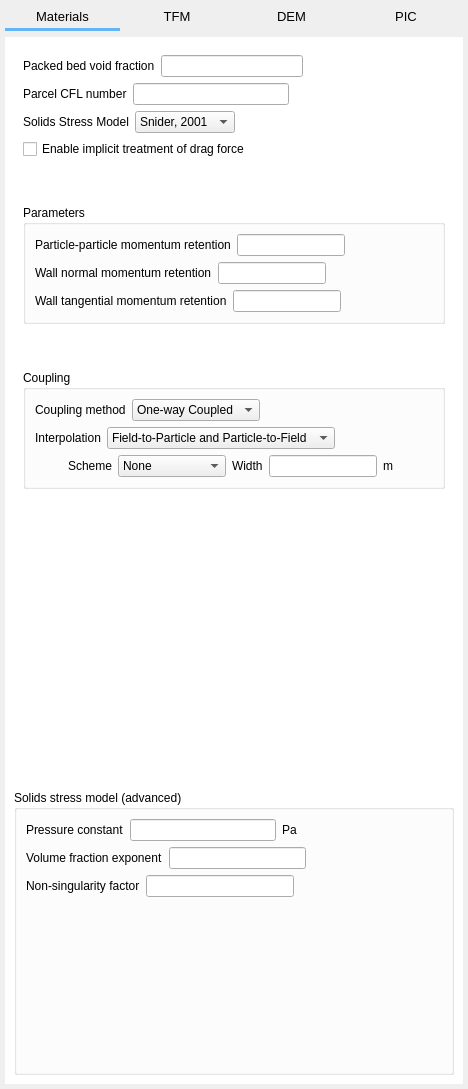
The window that gui/uifiles/solids.ui (truongd8593/mfix) describes before a commit, drawn with Qt 5.
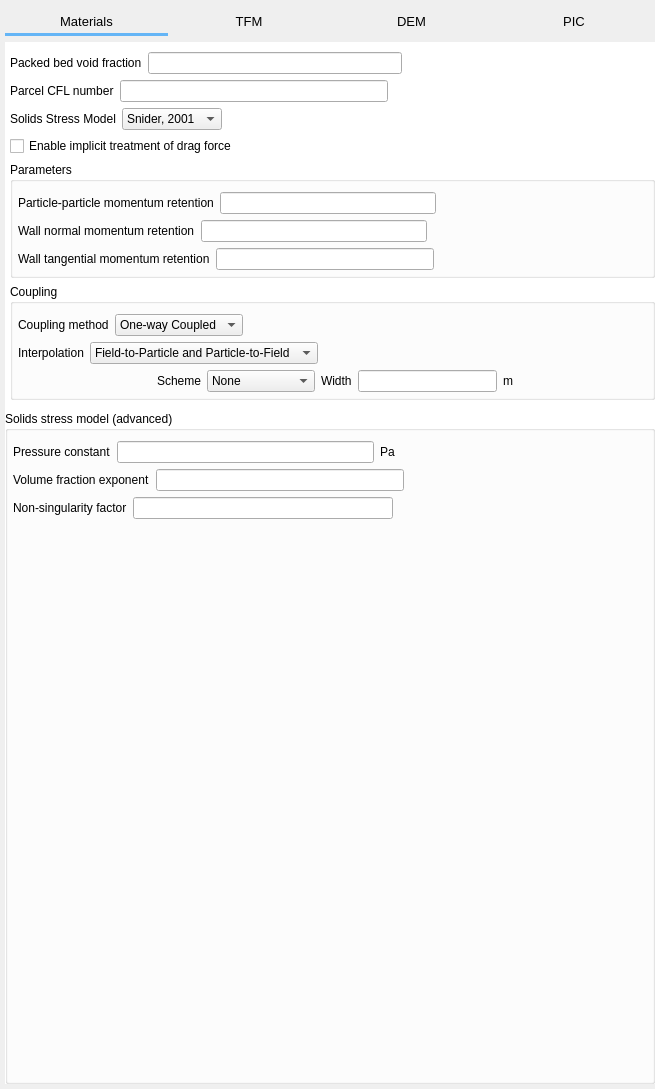
The same window after the commit. The open tabs and pages were chosen to show the change. Custom widgets are drawn as their Qt base class.

Commit message: solids pane layout, allow pane to expand horizontally, adjust some margins

Patch:
```diff
--- a/gui/uifiles/solids.ui
+++ b/gui/uifiles/solids.ui
@@ -6,10 +6,16 @@
    <rect>
     <x>0</x>
     <y>0</y>
-    <width>468</width>
+    <width>655</width>
     <height>1089</height>
    </rect>
   </property>
+  <property name="sizePolicy">
+   <sizepolicy hsizetype="Expanding" vsizetype="Expanding">
+    <horstretch>0</horstretch>
+    <verstretch>0</verstretch>
+   </sizepolicy>
+  </property>
   <property name="maximumSize">
    <size>
     <width>16777215</width>
@@ -24,10 +30,10 @@
     <number>5</number>
    </property>
    <property name="topMargin">
-    <number>5</number>
+    <number>10</number>
    </property>
    <property name="rightMargin">
-    <number>5</number>
+    <number>0</number>
    </property>
    <property name="bottomMargin">
     <number>5</number>
@@ -156,7 +162,7 @@
    <item row="1" column="0">
     <widget class="QStackedWidget" name="stackedwidget_solids">
      <property name="sizePolicy">
-      <sizepolicy hsizetype="Preferred" vsizetype="Preferred">
+      <sizepolicy hsizetype="Expanding" vsizetype="Expanding">
        <horstretch>0</horstretch>
        <verstretch>0</verstretch>
       </sizepolicy>
@@ -247,6 +253,12 @@
        </item>
        <item row="1" column="0">
         <widget class="QSplitter" name="splitter">
+         <property name="sizePolicy">
+          <sizepolicy hsizetype="Expanding" vsizetype="Expanding">
+           <horstretch>0</horstretch>
+           <verstretch>0</verstretch>
+          </sizepolicy>
+         </property>
          <property name="orientation">
           <enum>Qt::Vertical</enum>
          </property>
@@ -362,7 +374,7 @@
             <rect>
              <x>0</x>
              <y>0</y>
-             <width>431</width>
+             <width>629</width>
              <height>1195</height>
             </rect>
            </property>
@@ -1231,18 +1243,24 @@
       </layout>
      </widget>
      <widget class="QWidget" name="TFM">
+      <property name="sizePolicy">
+       <sizepolicy hsizetype="Expanding" vsizetype="Expanding">
+        <horstretch>0</horstretch>
+        <verstretch>0</verstretch>
+       </sizepolicy>
+      </property>
       <layout class="QGridLayout" name="gridLayout_3">
        <property name="leftMargin">
-        <number>0</number>
+        <number>5</number>
        </property>
        <property name="topMargin">
-        <number>0</number>
+        <number>10</number>
        </property>
        <property name="rightMargin">
         <number>0</number>
        </property>
        <property name="bottomMargin">
-        <number>0</number>
+        <number>5</number>
        </property>
        <property name="spacing">
         <number>5</number>
@@ -1253,6 +1271,18 @@
           <string>Parameters</string>
          </property>
          <layout class="QVBoxLayout" name="verticalLayout">
+          <property name="leftMargin">
+           <number>5</number>
+          </property>
+          <property name="topMargin">
+           <number>10</number>
+          </property>
+          <property name="rightMargin">
+           <number>0</number>
+          </property>
+          <property name="bottomMargin">
+           <number>5</number>
+          </property>
           <item>
            <layout class="QHBoxLayout" name="horizontalLayout_5">
             <item>
@@ -1443,19 +1473,6 @@
             </item>
            </layout>
           </item>
-          <item>
-           <spacer name="verticalSpacer_11">
-            <property name="orientation">
-             <enum>Qt::Vertical</enum>
-            </property>
-            <property name="sizeHint" stdset="0">
-             <size>
-              <width>20</width>
-              <height>40</height>
-             </size>
-            </property>
-           </spacer>
-          </item>
          </layout>
         </widget>
        </item>
@@ -1468,6 +1485,18 @@
           <bool>true</bool>
          </property>
          <layout class="QVBoxLayout" name="verticalLayout_5">
+          <property name="leftMargin">
+           <number>5</number>
+          </property>
+          <property name="topMargin">
+           <number>10</number>
+          </property>
+          <property name="rightMargin">
+           <number>0</number>
+          </property>
+          <property name="bottomMargin">
+           <number>5</number>
+          </property>
           <item>
            <layout class="QHBoxLayout" name="horizontalLayout_11">
             <item>
@@ -1615,21 +1644,27 @@
       </layout>
      </widget>
      <widget class="QWidget" name="DEM">
+      <property name="sizePolicy">
+       <sizepolicy hsizetype="Expanding" vsizetype="Expanding">
+        <horstretch>0</horstretch>
+        <verstretch>0</verstretch>
+       </sizepolicy>
+      </property>
       <layout class="QVBoxLayout" name="verticalLayout_2">
        <property name="spacing">
         <number>5</number>
        </property>
        <property name="leftMargin">
-        <number>0</number>
+        <number>5</number>
        </property>
        <property name="topMargin">
-        <number>0</number>
+        <number>10</number>
        </property>
        <property name="rightMargin">
         <number>0</number>
        </property>
        <property name="bottomMargin">
-        <number>0</number>
+        <number>5</number>
        </property>
        <item>
         <widget class="QScrollArea" name="scrollarea_dem_model">
@@ -1653,8 +1688,8 @@
            <rect>
             <x>0</x>
             <y>0</y>
-            <width>433</width>
-            <height>1284</height>
+            <width>626</width>
+            <height>1281</height>
            </rect>
           </property>
           <property name="autoFillBackground">
@@ -2475,6 +2510,18 @@
               <string>Advanced</string>
              </property>
              <layout class="QVBoxLayout" name="verticalLayout_4">
+              <property name="leftMargin">
+               <number>5</number>
+              </property>
+              <property name="topMargin">
+               <number>10</number>
+              </property>
+              <property name="rightMargin">
+               <number>0</number>
+              </property>
+              <property name="bottomMargin">
+               <number>5</number>
+              </property>
               <item>
                <layout class="QHBoxLayout" name="horizontalLayout_4">
                 <item>
@@ -2715,10 +2762,40 @@
       </layout>
      </widget>
      <widget class="QWidget" name="PIC">
+      <property name="sizePolicy">
+       <sizepolicy hsizetype="Expanding" vsizetype="Expanding">
+        <horstretch>0</horstretch>
+        <verstretch>0</verstretch>
+       </sizepolicy>
+      </property>
       <layout class="QVBoxLayout" name="verticalLayout_9">
+       <property name="leftMargin">
+        <number>0</number>
+       </property>
+       <property name="topMargin">
+        <number>0</number>
+       </property>
+       <property name="rightMargin">
+        <number>0</number>
+       </property>
+       <property name="bottomMargin">
+        <number>0</number>
+       </property>
        <item>
         <widget class="QFrame" name="frame_14">
          <layout class="QVBoxLayout" name="verticalLayout_10">
+          <property name="leftMargin">
+           <number>5</number>
+          </property>
+          <property name="topMargin">
+           <number>10</number>
+          </property>
+          <property name="rightMargin">
+           <number>0</number>
+          </property>
+          <property name="bottomMargin">
+           <number>5</number>
+          </property>
           <item>
            <layout class="QHBoxLayout" name="horizontalLayout_26">
             <item>
@@ -2813,19 +2890,6 @@
             </property>
            </widget>
           </item>
-          <item>
-           <spacer name="verticalSpacer_12">
-            <property name="orientation">
-             <enum>Qt::Vertical</enum>
-            </property>
-            <property name="sizeHint" stdset="0">
-             <size>
-              <width>20</width>
-              <height>40</height>
-             </size>
-            </property>
-           </spacer>
-          </item>
           <item>
            <widget class="QGroupBox" name="groupBox_15">
             <property name="title">
@@ -2835,6 +2899,18 @@
              <bool>true</bool>
             </property>
             <layout class="QVBoxLayout" name="verticalLayout_6">
+             <property name="leftMargin">
+              <number>5</number>
+             </property>
+             <property name="topMargin">
+              <number>10</number>
+             </property>
+             <property name="rightMargin">
+              <number>0</number>
+             </property>
+             <property name="bottomMargin">
+              <number>5</number>
+             </property>
              <item>
               <layout class="QHBoxLayout" name="horizontalLayout_22">
                <item>
@@ -2919,19 +2995,6 @@
             </layout>
            </widget>
           </item>
-          <item>
-           <spacer name="verticalSpacer_4">
-            <property name="orientation">
-             <enum>Qt::Vertical</enum>
-            </property>
-            <property name="sizeHint" stdset="0">
-             <size>
-              <width>20</width>
-              <height>40</height>
-             </size>
-            </property>
-           </spacer>
-          </item>
           <item>
            <widget class="QGroupBox" name="groupBox_16">
             <property name="title">
@@ -2941,6 +3004,18 @@
              <bool>true</bool>
             </property>
             <layout class="QVBoxLayout" name="verticalLayout_7">
+             <property name="leftMargin">
+              <number>5</number>
+             </property>
+             <property name="topMargin">
+              <number>10</number>
+             </property>
+             <property name="rightMargin">
+              <number>0</number>
+             </property>
+             <property name="bottomMargin">
+              <number>5</number>
+             </property>
              <item>
               <layout class="QHBoxLayout" name="horizontalLayout_32">
                <item>
@@ -3116,19 +3191,6 @@
          </layout>
         </widget>
        </item>
-       <item>
-        <spacer name="verticalSpacer_3">
-         <property name="orientation">
-          <enum>Qt::Vertical</enum>
-         </property>
-         <property name="sizeHint" stdset="0">
-          <size>
-           <width>20</width>
-           <height>40</height>
-          </size>
-         </property>
-        </spacer>
-       </item>
        <item>
         <widget class="QGroupBox" name="groupBox_17">
          <property name="title">
@@ -3138,6 +3200,18 @@
           <bool>true</bool>
          </property>
          <layout class="QVBoxLayout" name="verticalLayout_8">
+          <property name="leftMargin">
+           <number>5</number>
+          </property>
+          <property name="topMargin">
+           <number>10</number>
+          </property>
+          <property name="rightMargin">
+           <number>0</number>
+          </property>
+          <property name="bottomMargin">
+           <number>5</number>
+          </property>
           <item>
            <layout class="QHBoxLayout" name="horizontalLayout_29">
             <item>
@@ -3246,37 +3320,24 @@
      </widget>
     </widget>
    </item>
-   <item row="1" column="1">
-    <spacer name="horizontalSpacer_14">
-     <property name="orientation">
-      <enum>Qt::Horizontal</enum>
-     </property>
-     <property name="sizeHint" stdset="0">
-      <size>
-       <width>40</width>
-       <height>20</height>
-      </size>
-     </property>
-    </spacer>
-   </item>
   </layout>
  </widget>
  <customwidgets>
-  <customwidget>
-   <class>ComboBox</class>
-   <extends>QComboBox</extends>
-   <header>widgets/base</header>
-  </customwidget>
-  <customwidget>
-   <class>CheckBox</class>
-   <extends>QCheckBox</extends>
-   <header>widgets/base</header>
-  </customwidget>
   <customwidget>
    <class>LineEdit</class>
    <extends>QLineEdit</extends>
    <header>widgets/base</header>
   </customwidget>
+  <customwidget>
+   <class>CheckBox</class>
+   <extends>QCheckBox</extends>
+   <header>widgets/base</header>
+  </customwidget>
+  <customwidget>
+   <class>ComboBox</class>
+   <extends>QComboBox</extends>
+   <header>widgets/base</header>
+  </customwidget>
  </customwidgets>
  <resources/>
  <connections/>
```
